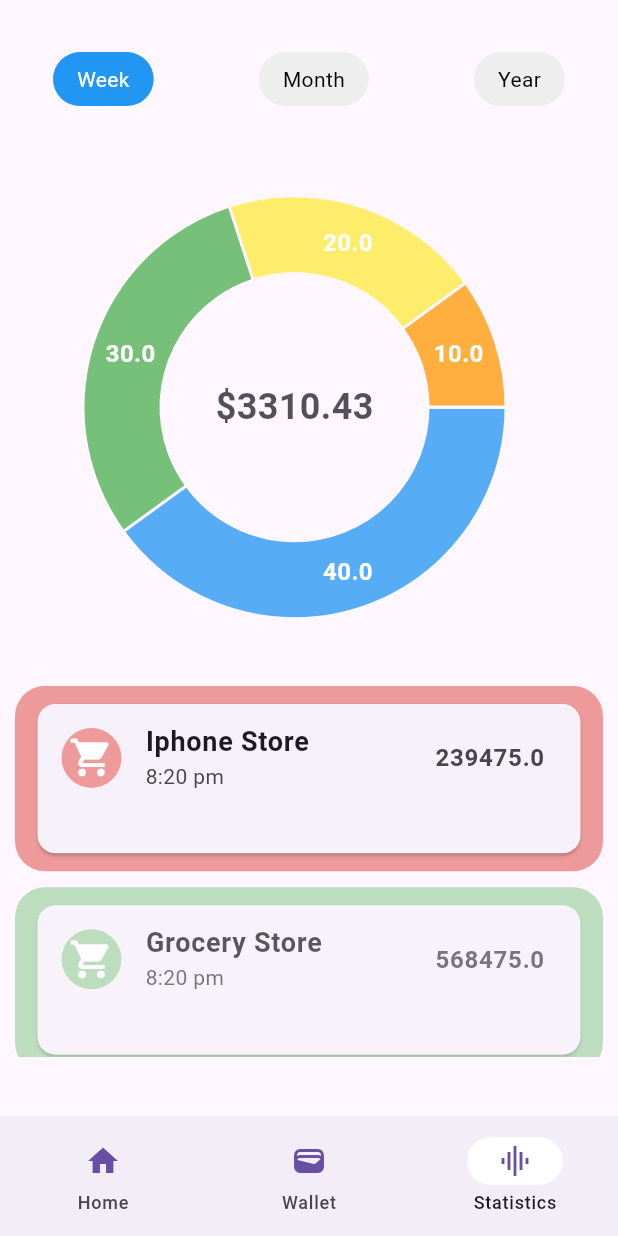
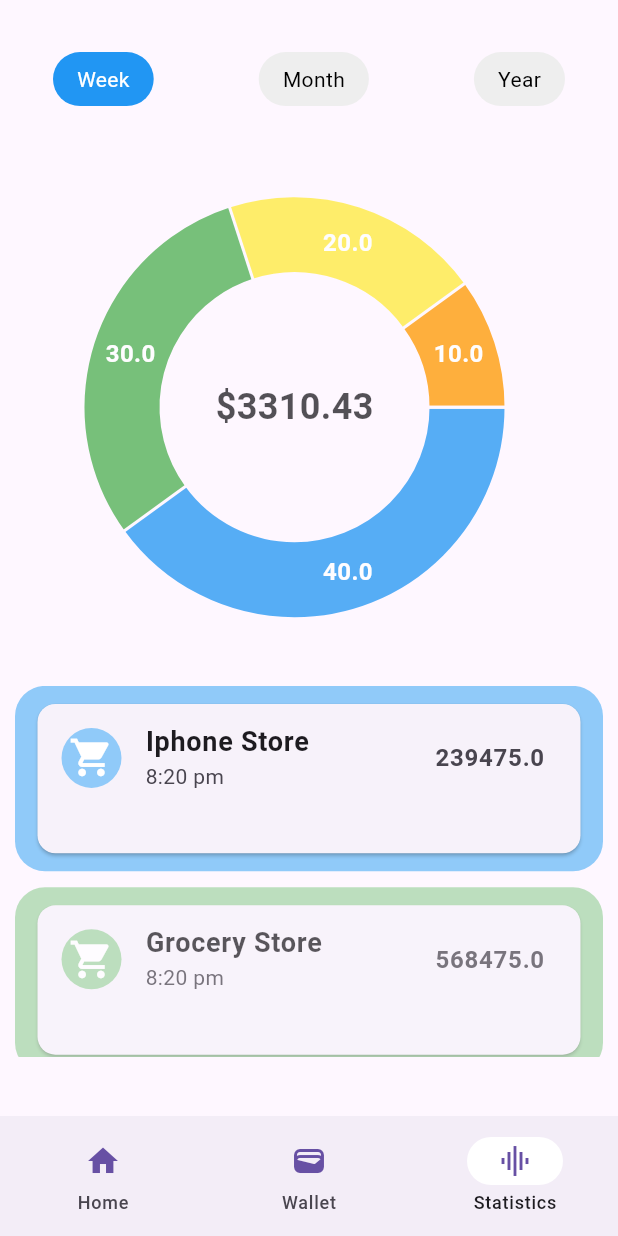
Before and after one commit to nasirmehmood1/Finance_tracking_app, a Flutter app: the screen it shows after launch, item 3 of the bottom bar chosen, on a phone screen of 412 x 824 dp. Run offline on Flutter 3.47's test engine with Material 3 defaults, Android fonts, the phone set to English and light mode, and no system bars; drawn by our look-alikes of fl_chart; our stand-ins replace card_swiper; statements that could not run were skipped.

Commit message:
updated with changes

```diff
--- a/lib/view/statistics_screen/widgets/detail_list_view.dart
+++ b/lib/view/statistics_screen/widgets/detail_list_view.dart
@@ -13,7 +13,7 @@ class DetailListView extends StatefulWidget {
 
 class _DetailListViewState extends State<DetailListView> {
   List<Color> colours = [
-    Colors.red.shade200,
+    Colors.blue.shade200,
     Colors.green.shade200,
     Colors.yellow.shade200,
     Colors.deepOrange.shade200,
@@ -72,14 +72,14 @@ class _DetailListViewState extends State<DetailListView> {
                     ),
                     title: Text(
                       contact.shopingPlaceName,
-                      style:
-                          TextStyle(fontSize: 18, fontWeight: FontWeight.bold),
+                      style: const TextStyle(
+                          fontSize: 18, fontWeight: FontWeight.bold),
                     ),
                     subtitle: Text(contact.dateAndTime),
                     trailing: Text(
                       contact.amountExpenses.toString(),
-                      style:
-                          TextStyle(fontSize: 16, fontWeight: FontWeight.bold),
+                      style: const TextStyle(
+                          fontSize: 16, fontWeight: FontWeight.bold),
                     ),
                   ),
                 )),
```
Also changed, not shown: lib/view/home_screen/home.dart (renamed from lib/view/home.dart), lib/view/home_screen/widgets/bank_card.dart (renamed from lib/view/widgets/bank_card.dart), lib/view/home_screen/widgets/bottom_nav_custom.dart (renamed from lib/view/widgets/bottom_nav_custom.dart), lib/view/home_screen/widgets/home_button.dart (renamed from lib/view/widgets/home_button.dart), lib/view/home_screen/widgets/list_view.dart (renamed from lib/view/widgets/list_view.dart), lib/view/home_screen/widgets/swiper.dart (renamed from lib/view/widgets/swiper.dart).
